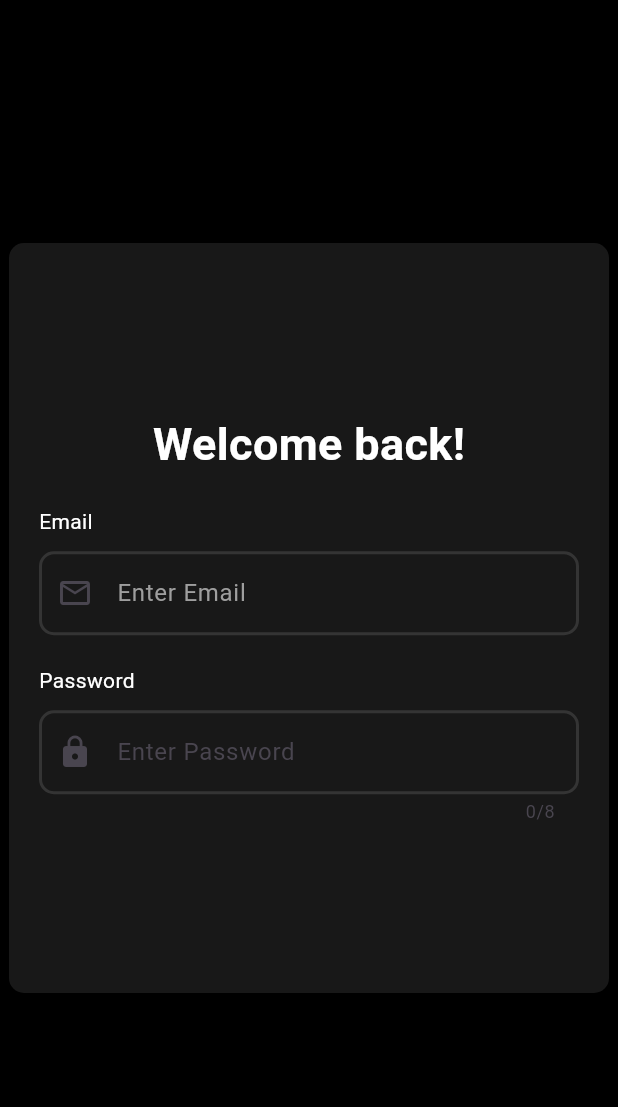
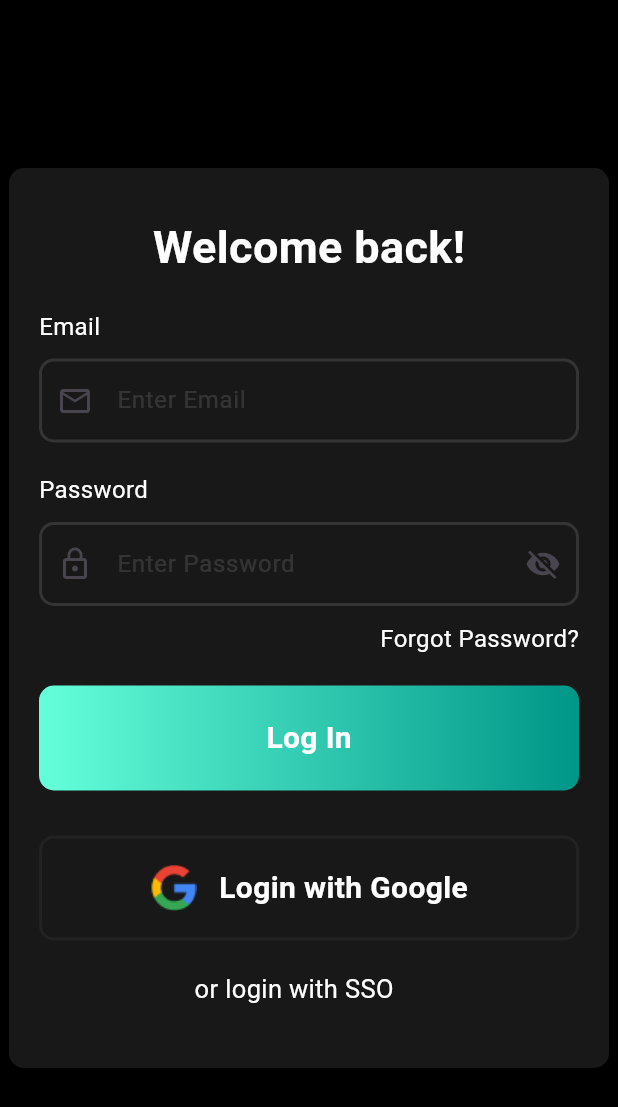
Before and after one commit to MauryaAayush/log_in, a Flutter app: the screen it shows after launch, on a phone screen of 412 x 824 dp. Shown: the top 1107 px of the screen. Run offline on Flutter 3.47's test engine with Material 3 defaults, Android fonts, the phone set to English and light mode, and no system bars; our stand-ins replace google_fonts; Roboto replaces fonts that are missing (Inder).

Commit message:
Radhey Radhey

```diff
--- a/lib/Views/login.dart
+++ b/lib/Views/login.dart
@@ -1,4 +1,5 @@
 import 'package:flutter/material.dart';
+import 'package:flutter/services.dart';
 import 'package:google_fonts/google_fonts.dart';
 
 class Login extends StatefulWidget {
@@ -10,8 +11,10 @@ class Login extends StatefulWidget {
 
 class _LoginState extends State<Login> {
   TextEditingController txtEmail = TextEditingController();
+  TextEditingController txtPassword = TextEditingController();
 
-  TextEditingController txtPassword = TextEditingController();
+  bool checkpass = false;
+
 
   @override
   Widget build(BuildContext context) {
@@ -20,7 +23,7 @@ class _LoginState extends State<Login> {
       body: Center(
         child: Container(
           alignment: Alignment.center,
-          height: 500,
+          height: 600,
           width: 400,
           decoration: BoxDecoration(
               color: Color(0xFF181818), borderRadius: BorderRadius.circular(10)),
@@ -43,14 +46,16 @@ class _LoginState extends State<Login> {
 
                 ],
               ),
-//        email
+              //email
           Padding(
             padding: const EdgeInsets.fromLTRB(20, 20, 0, 10),
             child: Row(
               mainAxisAlignment: MainAxisAlignment.start,
               children: [
                 Text('Email',style: GoogleFonts.inder(
-                  color : Colors.white
+                  fontSize : 16,
+                  color : Colors.white,
+
                 ),),
               ],
             ),
@@ -70,13 +75,24 @@ class _LoginState extends State<Login> {
                         width: 2
                       ),
                     ),
+
                     labelText: 'Enter Email',
                     labelStyle: TextStyle(
-                      color: Colors.grey
+                      color: Colors.white12
+                    ),
+                    focusedBorder: OutlineInputBorder(
+                     borderSide: BorderSide(
+                       color: Colors.teal,
+                       width: 2
+                     )
                     ),
                     hintText: 'abc@gmail.com',
+                    hintStyle: TextStyle(
+                      color: Colors.white12
+                    ),
                     prefixIcon: Icon(Icons.mail_outline),
                   ),
+                  style: TextStyle(color: Colors.white),
                 ),
               ),
 
@@ -87,16 +103,16 @@ class _LoginState extends State<Login> {
                   mainAxisAlignment: MainAxisAlignment.start,
                   children: [
                     Text('Password',style: GoogleFonts.inder(
-                        color : Colors.white
+                        color : Colors.white,
+                      fontSize : 16,
                     ),),
                   ],
                 ),
               ),
 
               Padding(
-                padding: const EdgeInsets.fromLTRB(20, 0, 20, 0),
+                padding: const EdgeInsets.symmetric(horizontal: 20),
                 child: TextField(
-                  maxLength: 8,
                   decoration: InputDecoration(
                     border: OutlineInputBorder(
                       borderRadius: BorderRadius.all(Radius.circular(10)),
@@ -105,16 +121,128 @@ class _LoginState extends State<Login> {
                       borderRadius: BorderRadius.all(Radius.circular(10)),
                       borderSide: BorderSide(
                         color: Colors.white12,
-                            width: 2
+                        width: 2,
                       ),
                     ),
-                      alignLabelWithHint: true,
-                      hintText: '@abc123',
-                      counterText: '0/8',
                     labelText: 'Enter Password',
-                      prefixIcon: Icon(Icons.lock)),
+                    labelStyle: TextStyle(
+                      color: Colors.white12,
+                    ),
+                    focusedBorder: OutlineInputBorder(
+                        borderSide: BorderSide(
+                            color: Colors.teal,
+                            width: 2
+                        )
+                    ),
+                    hintText: 'Password123', // Example hint text
+                    hintStyle: TextStyle(
+                      color: Colors.white12,
+                    ),
+                    prefixIcon: Icon(Icons.lock_outline),
+                    suffixIcon: GestureDetector(
+                        onTap: () {
+                          setState(() {
+                            checkpass = !checkpass;
+                          });
+
+                        },
+                        child: Icon(
+                            checkpass ?  Icons.remove_red_eye : Icons.visibility_off
+
+
+                           )),
+                  ),
+                  obscureText: checkpass, // This hides the entered text for password fields
+                  inputFormatters: [
+                    FilteringTextInputFormatter.digitsOnly, // Allow only digits
+                  ],
+                  style:TextStyle(
+                    color: Colors.white
                   ),
                 ),
+              ),
+
+              //forgot pass
+              Padding(
+                padding: const EdgeInsets.fromLTRB(0, 10, 20, 10),
+                child: Row(
+                  mainAxisAlignment: MainAxisAlignment.end,
+                  children: [
+                    Text('Forgot Password?',style: GoogleFonts.inder(
+                        color : Colors.white,
+                      fontSize : 16,
+                    ),),
+                  ],
+                ),
+              ),
+
+              // login button
+
+              Padding(
+                padding: const EdgeInsets.fromLTRB(20, 10, 20, 10),
+                child: Container(
+                  alignment: Alignment.center,
+                  height: 70,
+                  width: 400,
+                  decoration: BoxDecoration(
+                    borderRadius: BorderRadius.all(Radius.circular(10)),
+                    gradient: LinearGradient(colors: [
+                      Colors.tealAccent,
+                      Colors.teal,
+                    ])
+                  ),
+                  child: Text('Log In',style: TextStyle(
+                    color: Colors.white,
+                    fontSize: 20,
+                    fontWeight: FontWeight.w600
+                  ),),
+                ),
+              ),
+
+              Padding(
+                padding: const EdgeInsets.fromLTRB(20, 20, 20, 10),
+                child: Container(
+                  alignment: Alignment.center,
+                  height: 70,
+                  width: 400,
+                  decoration: BoxDecoration(
+                      borderRadius: BorderRadius.all(Radius.circular(10)),
+                    border: Border.all(color: Color(0xFF222222),
+                    width: 2)
+
+                  ),
+                  child: Row(
+                    mainAxisAlignment: MainAxisAlignment.center,
+                    children: [
+                      Image.asset('assets/images/google.png'),
+                      SizedBox(width: 15,),
+                      Text('Login with Google',style: GoogleFonts.inder(
+                        textStyle: TextStyle(
+                            color: Colors.white,
+                            fontSize: 20,
+                            fontWeight: FontWeight.w600
+                        ),
+                      )),
+                    ],
+                  ),
+                ),
+              ),
+
+              Padding(
+                padding: const EdgeInsets.fromLTRB(0, 10, 20, 10),
+                child: Row(
+                  mainAxisAlignment: MainAxisAlignment.center,
+                  children: [
+
+                    Text('or login with SSO',style: GoogleFonts.inder(
+                      color : Colors.white,
+                      fontSize : 17,
+                    ),),
+                  ],
+                ),
+              ),
+
+
             ],
           ),
         ),
--- a/pubspec.yaml
+++ b/pubspec.yaml
@@ -64,6 +64,8 @@ flutter:
   # assets:
   #   - images/a_dot_burr.jpeg
   #   - images/a_dot_ham.jpeg
+  assets:
+    - assets/images/
 
   # An image asset can refer to one or more resolution-specific "variants", see
   # https://flutter.dev/assets-and-images/#resolution-aware
```
Also changed, not shown: assets/images/google.png (added). Lines whose indentation alone changed are shown as unchanged.
